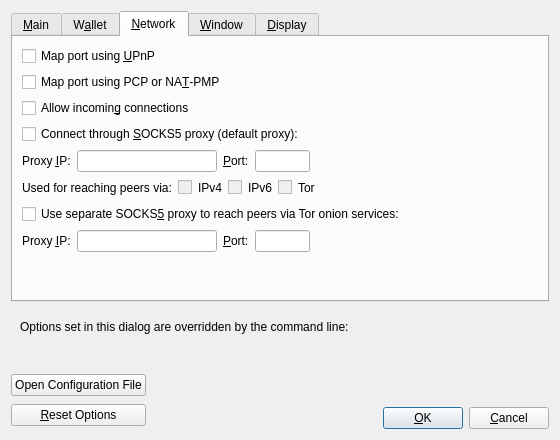
First picture: the form in src/qt/forms/optionsdialog.ui, repository l0rinc/bitcoin, before the edit.
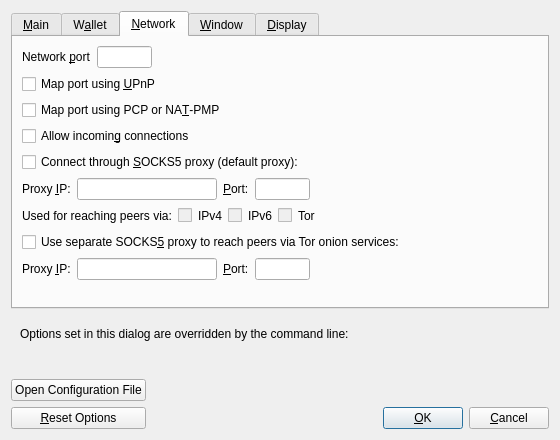
Second picture: the form after the edit. The open tabs and pages were chosen to show the change. Custom widgets are drawn as their Qt base class.

Commit message:
[Qt] Adding network port to GUI settings, fixes #7039
Adds Network port input box to the Network tab in the Options dialog.
-port takes priority over the GUI setting.
If left blank, it will default to the default port

Patch:
```diff
--- a/src/qt/forms/optionsdialog.ui
+++ b/src/qt/forms/optionsdialog.ui
@@ -315,6 +315,55 @@
        <string>&amp;Network</string>
       </attribute>
       <layout class="QVBoxLayout" name="verticalLayout_Network">
+       <item>
+        <layout class="QHBoxLayout" name="horizontalLayout_1_Network">
+         <item>
+          <widget class="QLabel" name="networkPortLabel">
+           <property name="text">
+            <string>Network &amp;port</string>
+           </property>
+           <property name="textFormat">
+            <enum>Qt::PlainText</enum>
+           </property>
+           <property name="buddy">
+            <cstring>networkPort</cstring>
+           </property>
+          </widget>
+         </item>
+         <item>
+          <widget class="QLineEdit" name="networkPort">
+           <property name="minimumSize">
+            <size>
+             <width>55</width>
+             <height>0</height>
+            </size>
+           </property>
+           <property name="maximumSize">
+            <size>
+             <width>55</width>
+             <height>16777215</height>
+            </size>
+           </property>
+           <property name="toolTip">
+            <string>Network port (e.g. 8333)</string>
+           </property>
+          </widget>
+         </item>
+         <item>
+          <spacer name="horizontalSpacer_1_Network">
+           <property name="orientation">
+            <enum>Qt::Horizontal</enum>
+           </property>
+           <property name="sizeHint" stdset="0">
+            <size>
+             <width>40</width>
+             <height>20</height>
+            </size>
+           </property>
+          </spacer>
+         </item>
+        </layout>
+       </item>
        <item>
         <widget class="QCheckBox" name="mapPortUpnp">
          <property name="toolTip">
@@ -356,7 +405,7 @@
         </widget>
        </item>
        <item>
-        <layout class="QHBoxLayout" name="horizontalLayout_1_Network">
+        <layout class="QHBoxLayout" name="horizontalLayout_2_Network">
          <item>
           <widget class="QLabel" name="proxyIpLabel">
            <property name="text">
@@ -422,7 +471,7 @@
           </widget>
          </item>
          <item>
-          <spacer name="horizontalSpacer_1_Network">
+          <spacer name="horizontalSpacer_2_Network">
            <property name="orientation">
             <enum>Qt::Horizontal</enum>
            </property>
@@ -437,7 +486,7 @@
         </layout>
        </item>
        <item>
-        <layout class="QHBoxLayout" name="horizontalLayout_2_Network">
+        <layout class="QHBoxLayout" name="horizontalLayout_3_Network">
          <item>
           <widget class="QLabel" name="proxyActiveNets">
            <property name="text">
@@ -518,7 +567,7 @@
           </widget>
          </item>
          <item>
-          <spacer name="horizontalSpacer_2_Network">
+          <spacer name="horizontalSpacer_3_Network">
            <property name="orientation">
             <enum>Qt::Horizontal</enum>
            </property>
@@ -543,7 +592,7 @@
         </widget>
        </item>
        <item>
-        <layout class="QHBoxLayout" name="horizontalLayout_3_Network">
+        <layout class="QHBoxLayout" name="horizontalLayout_4_Network">
          <item>
           <widget class="QLabel" name="proxyIpTorLabel">
            <property name="text">
```
The commit also changes 3 other files.
